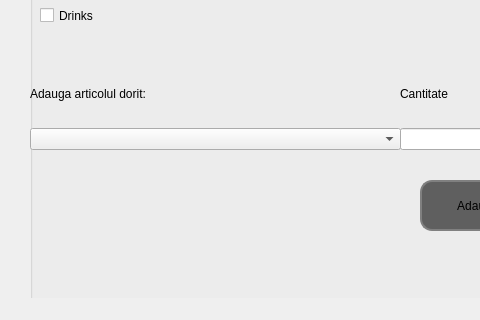
Qt form ui/sellregister.ui (decemyn/food-management) before a commit; both pictures show x 0 to 480 and y 240 to 560 of the 597 by 560 pixel window.
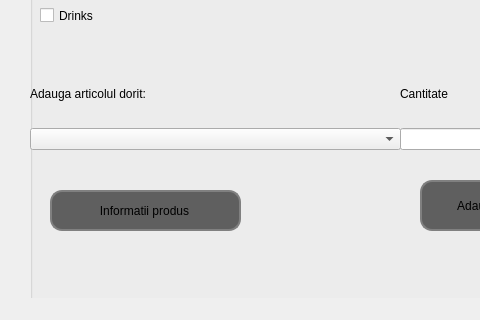
The same form after that commit. Icons and pictures are not drawn.

Commit message: Created product details GUI

What changed in the file:
```diff
--- a/ui/sellregister.ui
+++ b/ui/sellregister.ui
@@ -196,6 +196,27 @@
       </item>
      </layout>
     </widget>
+    <widget class="QPushButton" name="pushButton_product_info">
+     <property name="geometry">
+      <rect>
+       <x>20</x>
+       <y>220</y>
+       <width>191</width>
+       <height>41</height>
+      </rect>
+     </property>
+     <property name="styleSheet">
+      <string notr="true">QPushButton{
+background:#5F5F5F;
+border: 2px solid gray;
+border-radius:12px;
+padding:10 10 10 8px;
+}</string>
+     </property>
+     <property name="text">
+      <string>Informatii produs</string>
+     </property>
+    </widget>
    </widget>
    <widget class="QLabel" name="label_11">
     <property name="geometry">
```
Left out of the diff: 2 changed lines with no effect on the pictures. The commit also changes 4 other files.
